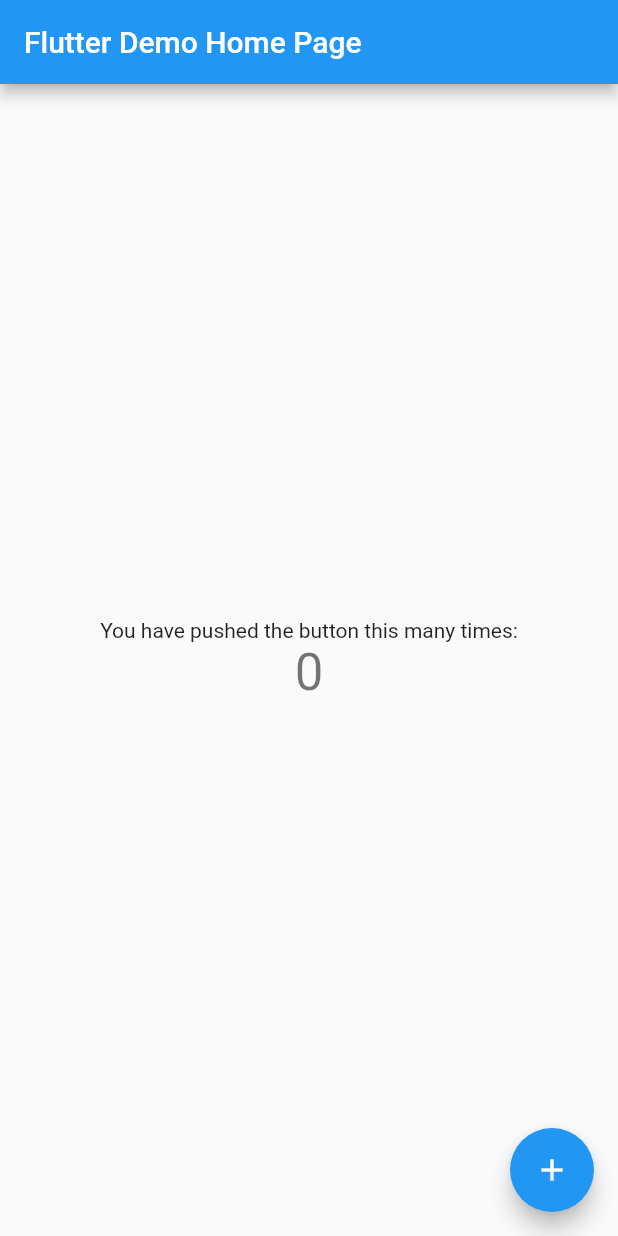
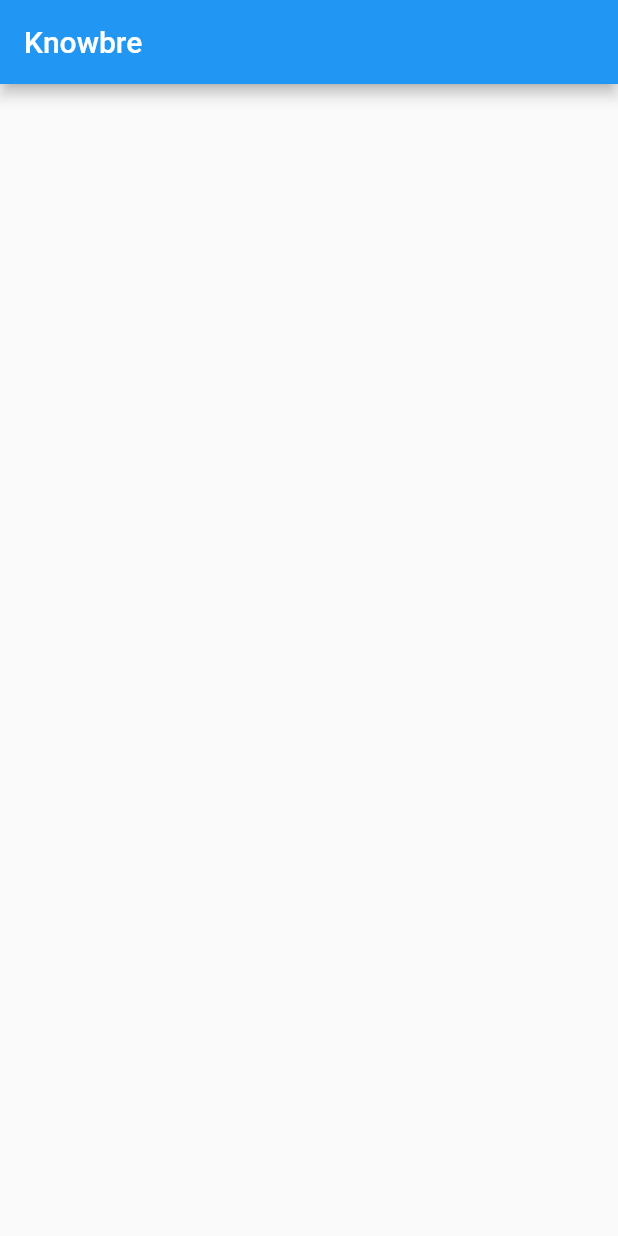
Before and after one commit to MKShoji/Project_KnowBre, a Flutter app: the screen it shows after launch, on a phone screen of 412 x 824 dp. Run offline on Flutter 3.47's test engine with Material 2 defaults, Android fonts, the phone set to English and light mode, and no system bars; our stand-ins replace firebase_core; accounts and stored records are empty.

Commit message:
Integração do Firebase
- Integração do Firebase com Flutter realizada.
- Otimização do projeto (retirado linhas de código desnecessárias).

```diff
--- a/knowbre/lib/main.dart
+++ b/knowbre/lib/main.dart
@@ -1,45 +1,32 @@
+import 'package:firebase_core/firebase_core.dart';
 import 'package:flutter/material.dart';
+import 'firebase_options.dart';
 
-void main() {
+void main() async {
+  WidgetsFlutterBinding.ensureInitialized();
+  await Firebase.initializeApp(
+    options: DefaultFirebaseOptions.currentPlatform,
+  );
   runApp(const MyApp());
 }
 
 class MyApp extends StatelessWidget {
   const MyApp({Key? key}) : super(key: key);
 
-  // This widget is the root of your application.
   @override
   Widget build(BuildContext context) {
     return MaterialApp(
       title: 'KnowBre',
       theme: ThemeData(
-        // This is the theme of your application.
-        //
-        // Try running your application with "flutter run". You'll see the
-        // application has a blue toolbar. Then, without quitting the app, try
-        // changing the primarySwatch below to Colors.green and then invoke
-        // "hot reload" (press "r" in the console where you ran "flutter run",
-        // or simply save your changes to "hot reload" in a Flutter IDE).
-        // Notice that the counter didn't reset back to zero; the application
-        // is not restarted.
         primarySwatch: Colors.blue,
       ),
-      home: const MyHomePage(title: 'Flutter Demo Home Page'),
+      home: const MyHomePage(title: 'Knowbre'),
     );
   }
 }
 
 class MyHomePage extends StatefulWidget {
   const MyHomePage({Key? key, required this.title}) : super(key: key);
-
-  // This widget is the home page of your application. It is stateful, meaning
-  // that it has a State object (defined below) that contains fields that affect
-  // how it looks.
-
-  // This class is the configuration for the state. It holds the values (in this
-  // case the title) provided by the parent (in this case the App widget) and
-  // used by the build method of the State. Fields in a Widget subclass are
-  // always marked "final".
 
   final String title;
 
@@ -52,64 +39,16 @@ class _MyHomePageState extends State<MyHomePage> {
 
   void _incrementCounter() {
     setState(() {
-      // This call to setState tells the Flutter framework that something has
-      // changed in this State, which causes it to rerun the build method below
-      // so that the display can reflect the updated values. If we changed
-      // _counter without calling setState(), then the build method would not be
-      // called again, and so nothing would appear to happen.
       _counter++;
     });
   }
 
   @override
   Widget build(BuildContext context) {
-    // This method is rerun every time setState is called, for instance as done
-    // by the _incrementCounter method above.
-    //
-    // The Flutter framework has been optimized to make rerunning build methods
-    // fast, so that you can just rebuild anything that needs updating rather
-    // than having to individually change instances of widgets.
     return Scaffold(
       appBar: AppBar(
-        // Here we take the value from the MyHomePage object that was created by
-        // the App.build method, and use it to set our appbar title.
         title: Text(widget.title),
       ),
-      body: Center(
-        // Center is a layout widget. It takes a single child and positions it
-        // in the middle of the parent.
-        child: Column(
-          // Column is also a layout widget. It takes a list of children and
-          // arranges them vertically. By default, it sizes itself to fit its
-          // children horizontally, and tries to be as tall as its parent.
-          //
-          // Invoke "debug painting" (press "p" in the console, choose the
-          // "Toggle Debug Paint" action from the Flutter Inspector in Android
-          // Studio, or the "Toggle Debug Paint" command in Visual Studio Code)
-          // to see the wireframe for each widget.
-          //
-          // Column has various properties to control how it sizes itself and
-          // how it positions its children. Here we use mainAxisAlignment to
-          // center the children vertically; the main axis here is the vertical
-          // axis because Columns are vertical (the cross axis would be
-          // horizontal).
-          mainAxisAlignment: MainAxisAlignment.center,
-          children: <Widget>[
-            const Text(
-              'You have pushed the button this many times:',
-            ),
-            Text(
-              '$_counter',
-              style: Theme.of(context).textTheme.headline4,
-            ),
-          ],
-        ),
-      ),
-      floatingActionButton: FloatingActionButton(
-        onPressed: _incrementCounter,
-        tooltip: 'Increment',
-        child: const Icon(Icons.add),
-      ), // This trailing comma makes auto-formatting nicer for build methods.
     );
   }
 }
--- a/knowbre/pubspec.yaml
+++ b/knowbre/pubspec.yaml
@@ -29,6 +29,7 @@ environment:
 dependencies:
   flutter:
     sdk: flutter
+  firebase_core: ^1.19.2
 
 
   # The following adds the Cupertino Icons font to your application.
```
Also changed, not shown: knowbre/lib/firebase_options.dart (added), knowbre/pubspec.lock, 3 other files.
